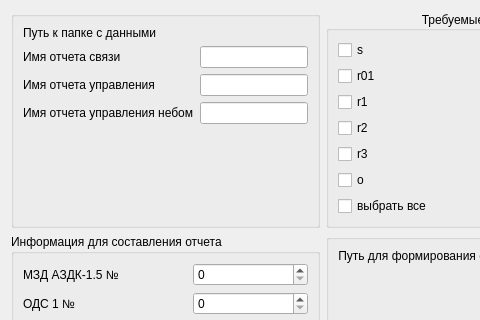
The window that Source/report/qt/otchet/mainwindow3.ui (RockHero666/AZDK_PDFcreator) describes before a commit, drawn with Qt 5; both pictures show x 0 to 480 and y 0 to 320 of the 986 by 647 pixel window.
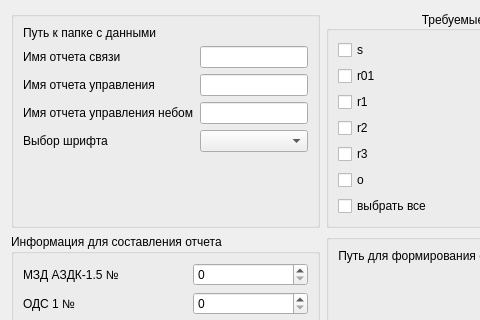
The same window after the commit. Icons and pictures are not drawn. Custom widgets are drawn as their Qt base class.

Diff of the .ui file:
```diff
--- a/Source/report/qt/otchet/mainwindow3.ui
+++ b/Source/report/qt/otchet/mainwindow3.ui
@@ -255,6 +255,16 @@
           </property>
          </widget>
         </item>
+        <item row="4" column="1">
+         <widget class="QComboBox" name="comboBox_fonts"/>
+        </item>
+        <item row="4" column="0">
+         <widget class="QLabel" name="label_4">
+          <property name="text">
+           <string>Выбор шрифта</string>
+          </property>
+         </widget>
+        </item>
        </layout>
       </widget>
      </item>
```
